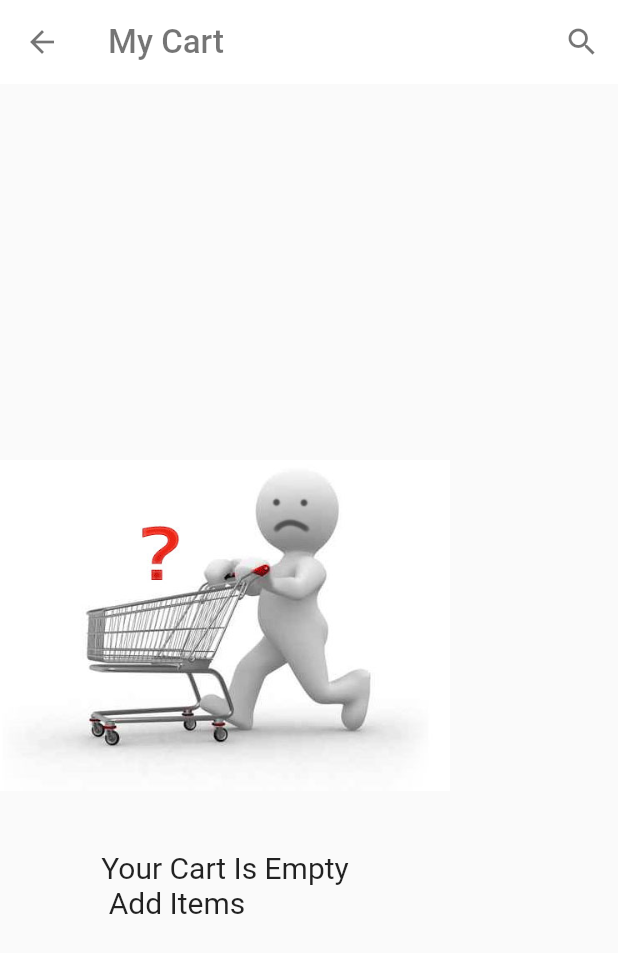
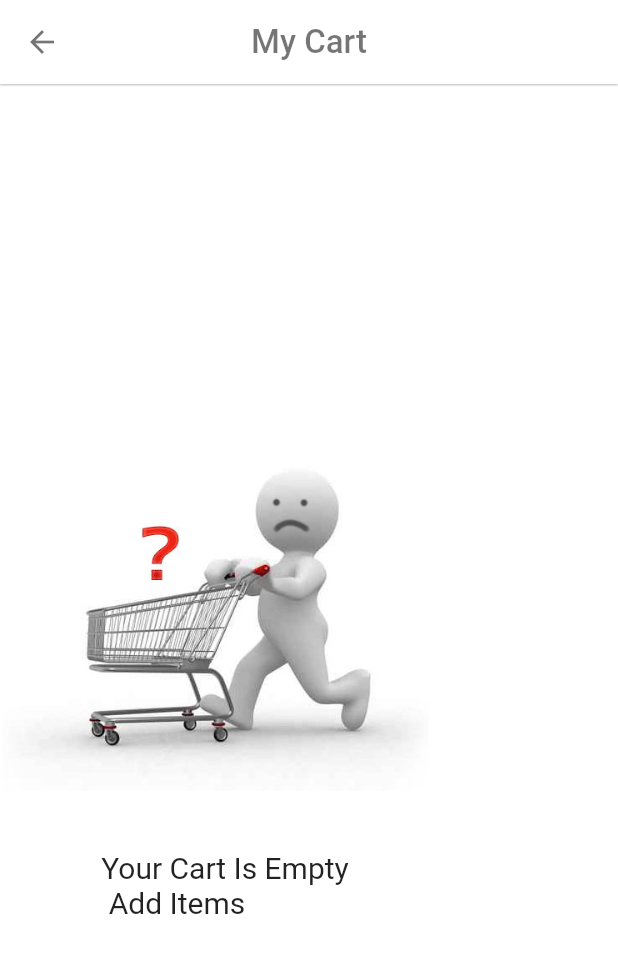
Before and after one commit to Kawalyaa/Shoppaka_ecom, a Flutter app: the ShoppingCart screen opened by its route, on a phone screen of 412 x 824 dp. Shown: the top 953 px of the screen. Run offline on Flutter 3.47's test engine with Material 2 defaults, Android fonts, the phone set to English and light mode, and no system bars; our stand-ins replace bubble_tab_indicator, cached_network_image, carousel_pro, carousel_slider, cloud_firestore, email_validator and 10 more; missing offline and left inert: flutterwave; accounts and stored records are empty.

Commit message:
changed cat screen ui

```diff
--- a/lib/pages/shopping_cart_screen.dart
+++ b/lib/pages/shopping_cart_screen.dart
@@ -29,7 +29,9 @@ class _ShoppingCartState extends State<ShoppingCart> {
 
     return cartList.length == 0
         ? Scaffold(
+            backgroundColor: Colors.white,
             appBar: AppBar(
+              centerTitle: true,
               title: Text(
                 'My Cart',
                 style: TextStyle(
@@ -38,16 +40,9 @@ class _ShoppingCartState extends State<ShoppingCart> {
                 ),
               ),
               backgroundColor: Colors.white,
-              actions: <Widget>[
-                IconButton(
-                  icon: Icon(Icons.search),
-                  onPressed: () {
-                    // appProvider.myFeatureProduct();
-                  },
-                )
-              ],
+              actions: <Widget>[],
               iconTheme: IconThemeData(color: Colors.black54),
-              elevation: 0.0,
+              elevation: 0.5,
             ),
             body: Column(
               mainAxisAlignment: MainAxisAlignment.center,
```
